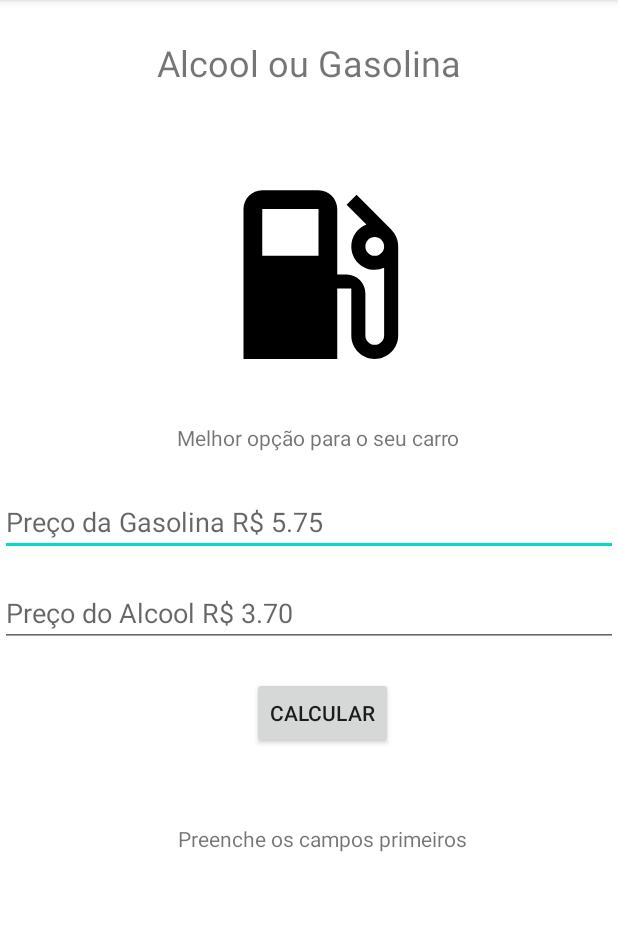
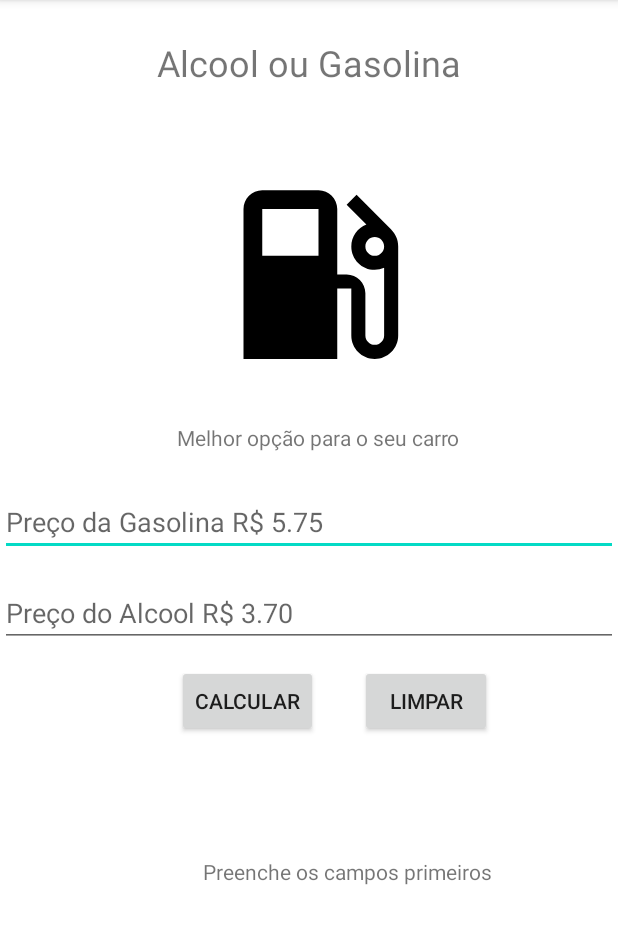
Before and after one commit to DaniloP85/mob-25-aplicacoes-android-aula3-gasolina, an Android app: the screen it shows after launch (MainActivity), after a tap on "CALCULAR", on a phone screen of 412 x 824 dp, the part 84-1028 px from its top. Run offline under Robolectric (Android 15) with nearby library versions, the phone set to English and light mode, and no system bars.

Commit message:
add validacoes e readme

```diff
--- a/app/src/main/java/com/example/exercicio2/MainActivity.kt
+++ b/app/src/main/java/com/example/exercicio2/MainActivity.kt
@@ -2,6 +2,7 @@ package com.example.exercicio2
 
 import android.annotation.SuppressLint
 import android.os.Bundle
+import android.widget.TextView
 import androidx.appcompat.app.AppCompatActivity
 import kotlinx.android.synthetic.main.activity_main.*
 
@@ -12,6 +13,18 @@ class MainActivity : AppCompatActivity() {
         super.onCreate(savedInstanceState)
         setContentView(R.layout.activity_main)
 
+        /*
+        * add um botão para limpar os campos
+        * caso queira colocar outros valores
+        *
+        * */
+
+        btn_limpar.setOnClickListener {
+            txt_resultado_gasolina_alcool.visibility = TextView.INVISIBLE
+            edit_txt_preco_gasolina.setText("")
+            edit_txt_preco_alcool.setText("")
+        }
+
         btn_calcular.setOnClickListener {
 
             val valorDigitadoGasolina = edit_txt_preco_gasolina.text.toString()
@@ -21,17 +34,24 @@ class MainActivity : AppCompatActivity() {
             if (validarCampos) {
                 calculaMelhorPreco(valorDigitadoAlcool, valorDigitadoGasolina)
             } else {
+                txt_resultado_gasolina_alcool.visibility = TextView.VISIBLE
                 txt_resultado_gasolina_alcool.text = "Preenche os campos primeiros"
             }
         }
     }
 
+    /*
+    * add hide and show, caso o cliente queira preencher outros valores
+    * */
+
     @SuppressLint("SetTextI18n")
     private fun calculaMelhorPreco(precoAlcool: String, precoGasolina: String) {
         val resultado = precoAlcool.toDouble() / precoGasolina.toDouble()
         if (resultado >= 0.7) {
+            txt_resultado_gasolina_alcool.visibility = TextView.VISIBLE
             txt_resultado_gasolina_alcool.text = "Melhor utilizar Gasolina"
         } else {
+            txt_resultado_gasolina_alcool.visibility = TextView.VISIBLE
             txt_resultado_gasolina_alcool.text = "Melhor utilizar Alcool"
         }
     }
--- a/app/src/main/res/layout/activity_main.xml
+++ b/app/src/main/res/layout/activity_main.xml
@@ -63,20 +63,31 @@
         android:id="@+id/btn_calcular"
         android:layout_width="wrap_content"
         android:layout_height="wrap_content"
+        android:layout_marginTop="12dp"
+        android:layout_marginEnd="200dp"
         android:text="@string/calcular"
-        android:layout_marginTop="20dp"
-        android:layout_marginEnd="150dp"
-        app:layout_constraintTop_toBottomOf="@+id/edit_txt_preco_alcool"
-        app:layout_constraintEnd_toEndOf="@+id/edit_txt_preco_alcool" />
+        app:layout_constraintEnd_toEndOf="@+id/edit_txt_preco_alcool"
+        app:layout_constraintTop_toBottomOf="@+id/edit_txt_preco_alcool" />
+
+    <androidx.appcompat.widget.AppCompatButton
+        android:id="@+id/btn_limpar"
+        android:layout_width="wrap_content"
+        android:layout_height="wrap_content"
+        android:layout_marginTop="12dp"
+        android:layout_marginEnd="84dp"
+        android:text="@string/limpar"
+        app:layout_constraintEnd_toEndOf="@+id/edit_txt_preco_alcool"
+        app:layout_constraintTop_toBottomOf="@+id/edit_txt_preco_alcool" />
 
     <androidx.appcompat.widget.AppCompatTextView
         android:id="@+id/txt_resultado_gasolina_alcool"
         android:layout_width="wrap_content"
         android:layout_height="wrap_content"
+        android:layout_marginTop="80dp"
         android:text="@string/nenhuma_opcao"
-        android:layout_marginTop="50dp"
-        app:layout_constraintTop_toBottomOf="@+id/btn_calcular"
-        app:layout_constraintEnd_toEndOf="@+id/btn_calcular"
-        app:layout_constraintStart_toStartOf="@+id/btn_calcular"
-        />
+        android:visibility="invisible"
+        app:layout_constraintEnd_toEndOf="@+id/btn_limpar"
+        app:layout_constraintHorizontal_bias="1.0"
+        app:layout_constraintStart_toStartOf="@+id/btn_limpar"
+        app:layout_constraintTop_toBottomOf="@+id/btn_limpar" />
 </androidx.constraintlayout.widget.ConstraintLayout>
--- a/app/src/main/res/values/strings.xml
+++ b/app/src/main/res/values/strings.xml
@@ -5,5 +5,6 @@
     <string name="preco_alcool">Preço do Alcool R$ 3.70</string>
     <string name="preco_gasolina">Preço da Gasolina R$ 5.75</string>
     <string name="calcular">Calcular</string>
+    <string name="limpar">Limpar</string>
     <string name="nenhuma_opcao">Nenhuma opção escolhida</string>
 </resources>
```
Also changed, not shown: 2 other files.
